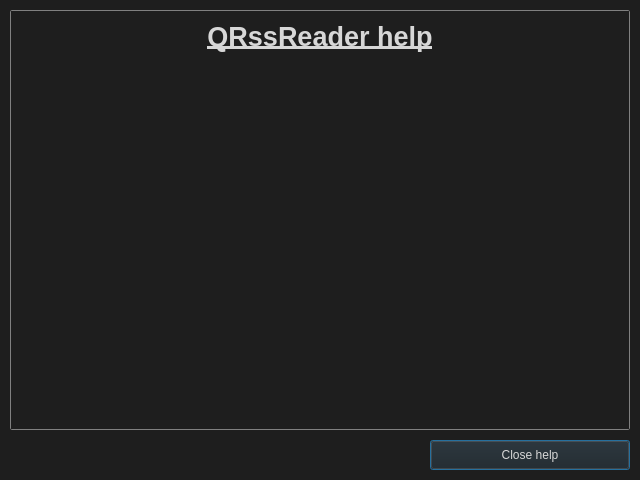
The window that HelpDialog.ui (kacerpetr/QRssReader) describes before a commit, drawn with Qt 5.
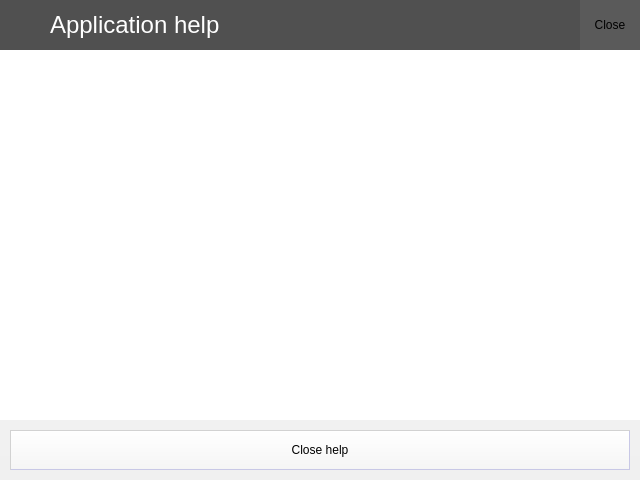
The same window after the commit. Icons and pictures are not drawn.

Patch:
```diff
--- a/HelpDialog.ui
+++ b/HelpDialog.ui
@@ -19,56 +19,154 @@
   </property>
   <property name="styleSheet">
    <string notr="true">#HelpDialog{
-	background-color: rgb(30, 30, 30);
-}
-
-QLabel{
-	color: rgb(215,215,215);
-}
-
-QScrollArea{
-	border: 1px solid gray;
-	border-radius: 2px;
-}
-
-QScrollArea{
-	border: 1px solid gray;
-	border-radius: 2px;
+	background-color: qlineargradient(spread:pad, x1:0, y1:1, x2:0, y2:0, stop:0 rgb(240, 240, 240), stop:1 rgb(250, 250, 250));
 }
 
 #contents{
-	background-color: rgb(30, 30, 30);
-	color: rgb(215,215,215);
+	background-color: white;
+}
+
+#topTextLabel{
+	background-color: rgb(80, 80, 80);
+	color: white;
+	font-size: 18pt;	
+}
+
+#topIconLabel{
+	background-color: rgb(80, 80, 80);
 }
 
 QPushButton{
-	background-color: rgb(30, 30, 30);
-	color: rgb(215,215,215);
+	background-color: qlineargradient(spread:pad, x1:0, y1:0, x2:0, y2:1, stop:0 rgb(255, 255, 255), stop:1 rgb(245, 245, 245));
+	color: black;
+	border-radius: 0px;
+	border-bottom: 1px solid rgb(200, 200, 230);
+	border-right: 1px solid rgb(200, 200, 230);
+	border-top: 1px solid rgb(210, 210, 210);
+	border-left: 1px solid rgb(210, 210, 210);
+}
+
+QPushButton:hover{
+	background-color: qlineargradient(spread:pad, x1:0, y1:0, x2:0, y2:1, stop:0 rgb(245, 245, 245), stop:1 rgb(235, 235, 235));
+}
+
+QPushButton:pressed{
+	background-color: qlineargradient(spread:pad, x1:0, y1:0, x2:0, y2:1, stop:0 rgb(235, 235, 235), stop:1 rgb(225, 225, 225));
+}
+
+#closeButton{
+	background-color: rgb(90, 90, 90);
+	border: 0px;
 }</string>
   </property>
   <layout class="QVBoxLayout" name="verticalLayout">
    <property name="spacing">
-    <number>10</number>
+    <number>0</number>
    </property>
    <property name="leftMargin">
-    <number>10</number>
+    <number>0</number>
    </property>
    <property name="topMargin">
-    <number>10</number>
+    <number>0</number>
    </property>
    <property name="rightMargin">
-    <number>10</number>
+    <number>0</number>
    </property>
    <property name="bottomMargin">
-    <number>10</number>
+    <number>0</number>
    </property>
+   <item>
+    <layout class="QHBoxLayout" name="horizontalLayout_2">
+     <property name="spacing">
+      <number>0</number>
+     </property>
+     <item>
+      <widget class="QLabel" name="topIconLabel">
+       <property name="sizePolicy">
+        <sizepolicy hsizetype="Fixed" vsizetype="Fixed">
+         <horstretch>0</horstretch>
+         <verstretch>0</verstretch>
+        </sizepolicy>
+       </property>
+       <property name="minimumSize">
+        <size>
+         <width>50</width>
+         <height>50</height>
+        </size>
+       </property>
+       <property name="maximumSize">
+        <size>
+         <width>50</width>
+         <height>50</height>
+        </size>
+       </property>
+       <property name="text">
+        <string/>
+       </property>
+       <property name="pixmap">
+        <pixmap resource="Images.qrc">:/images/settings</pixmap>
+       </property>
+       <property name="margin">
+        <number>10</number>
+       </property>
+      </widget>
+     </item>
+     <item>
+      <widget class="QLabel" name="topTextLabel">
+       <property name="sizePolicy">
+        <sizepolicy hsizetype="Expanding" vsizetype="Fixed">
+         <horstretch>0</horstretch>
+         <verstretch>0</verstretch>
+        </sizepolicy>
+       </property>
+       <property name="minimumSize">
+        <size>
+         <width>0</width>
+         <height>50</height>
+        </size>
+       </property>
+       <property name="maximumSize">
+        <size>
+         <width>16777215</width>
+         <height>50</height>
+        </size>
+       </property>
+       <property name="text">
+        <string>Application help</string>
+       </property>
+       <property name="margin">
+        <number>10</number>
+       </property>
+      </widget>
+     </item>
+     <item>
+      <widget class="QToolButton" name="closeButton">
+       <property name="minimumSize">
+        <size>
+         <width>60</width>
+         <height>50</height>
+        </size>
+       </property>
+       <property name="maximumSize">
+        <size>
+         <width>60</width>
+         <height>50</height>
+        </size>
+       </property>
+       <property name="text">
+        <string>Close</string>
+       </property>
+      </widget>
+     </item>
+    </layout>
+   </item>
    <item>
     <widget class="QScrollArea" name="scrollArea">
      <property name="frameShape">
-      <enum>QFrame::StyledPanel</enum>
+      <enum>QFrame::NoFrame</enum>
      </property>
      <property name="lineWidth">
-      <number>1</number>
+      <number>0</number>
      </property>
      <property name="widgetResizable">
       <bool>true</bool>
@@ -78,8 +176,8 @@
        <rect>
         <x>0</x>
         <y>0</y>
-        <width>618</width>
-        <height>416</height>
+        <width>640</width>
+        <height>368</height>
        </rect>
       </property>
       <layout class="QVBoxLayout" name="verticalLayout_2">
@@ -98,51 +196,30 @@
        <property name="bottomMargin">
         <number>10</number>
        </property>
-       <item>
-        <widget class="QLabel" name="label">
-         <property name="text">
-          <string>&lt;html&gt;&lt;head/&gt;&lt;body&gt;&lt;p align=&quot;center&quot;&gt;&lt;span style=&quot; font-size:20pt; font-weight:600; text-decoration: underline;&quot;&gt;QRssReader help&lt;/span&gt;&lt;/p&gt;&lt;/body&gt;&lt;/html&gt;</string>
-         </property>
-        </widget>
-       </item>
-       <item>
-        <spacer name="verticalSpacer">
-         <property name="orientation">
-          <enum>Qt::Vertical</enum>
-         </property>
-         <property name="sizeHint" stdset="0">
-          <size>
-           <width>20</width>
-           <height>40</height>
-          </size>
-         </property>
-        </spacer>
-       </item>
       </layout>
      </widget>
     </widget>
    </item>
    <item>
     <layout class="QHBoxLayout" name="horizontalLayout">
-     <item>
-      <spacer name="horizontalSpacer">
-       <property name="orientation">
-        <enum>Qt::Horizontal</enum>
-       </property>
-       <property name="sizeHint" stdset="0">
-        <size>
-         <width>40</width>
-         <height>20</height>
-        </size>
-       </property>
-      </spacer>
-     </item>
+     <property name="leftMargin">
+      <number>10</number>
+     </property>
+     <property name="topMargin">
+      <number>10</number>
+     </property>
+     <property name="rightMargin">
+      <number>10</number>
+     </property>
+     <property name="bottomMargin">
+      <number>10</number>
+     </property>
      <item>
       <widget class="QPushButton" name="pushButton">
        <property name="minimumSize">
         <size>
          <width>200</width>
-         <height>30</height>
+         <height>40</height>
         </size>
        </property>
        <property name="text">
```
